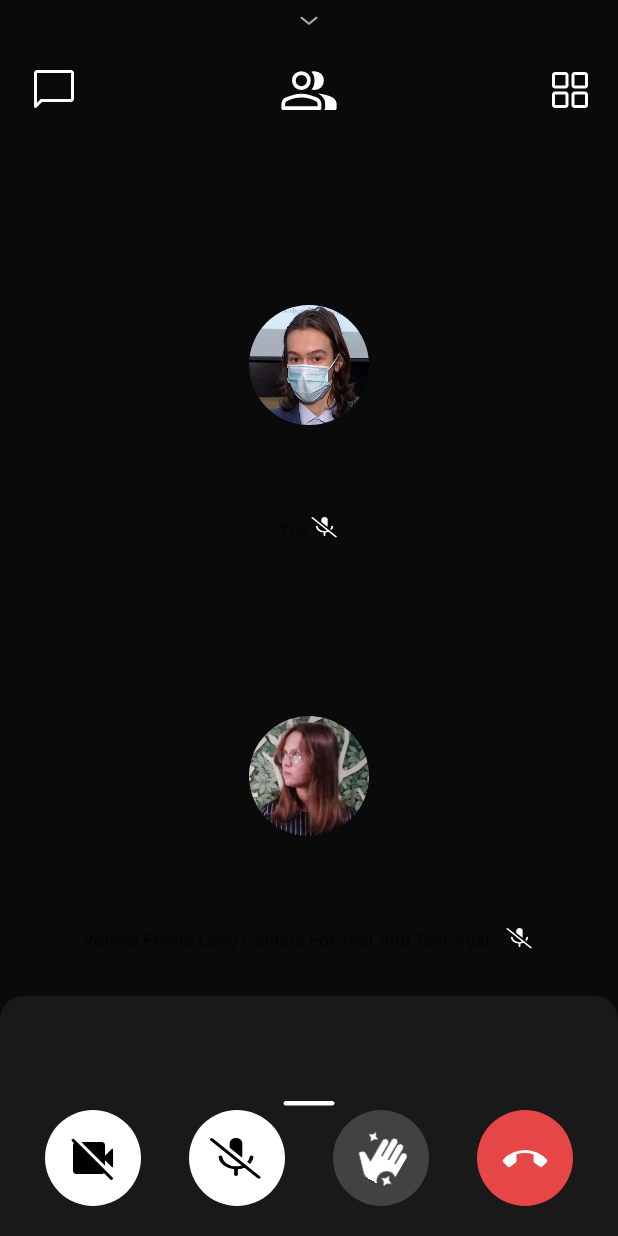
After one commit to Raz0ne/IT-diving, an Android app: the AnotherCallMemberFragment screen opened directly, with no data from a screen before it, on a phone screen of 412 x 824 dp. The commit adds this screen. Run offline under Robolectric (Android 15) with nearby library versions, the phone set to English and light mode, and no system bars; libraries missing offline, so code that uses them is left out: jp.wasabeef.glide; 1 statement that could not run was skipped.

Commit message:
окончательная версия

```diff
--- a/app/build.gradle
+++ b/app/build.gradle
@@ -29,16 +29,22 @@ android {
 
     buildFeatures {
         viewBinding true
+        dataBinding true
     }
 }
 
 dependencies {
+    def fragment_version = "1.5.5"
 
     implementation 'androidx.appcompat:appcompat:1.5.1'
     implementation 'com.google.android.material:material:1.7.0'
     implementation 'androidx.constraintlayout:constraintlayout:2.1.4'
+    implementation "androidx.fragment:fragment:$fragment_version"
     implementation 'com.github.bumptech.glide:glide:4.10.0'
     implementation 'jp.wasabeef:glide-transformations:4.3.0'
+    implementation 'androidx.legacy:legacy-support-v4:1.0.0'
+    implementation 'androidx.lifecycle:lifecycle-livedata-ktx:2.4.1'
+    implementation 'androidx.lifecycle:lifecycle-viewmodel-ktx:2.4.1'
     testImplementation 'junit:junit:4.13.2'
     androidTestImplementation 'androidx.test.ext:junit:1.1.4'
     androidTestImplementation 'androidx.test.espresso:espresso-core:3.5.0'
--- /dev/null
+++ b/app/src/main/java/edu/it_diving/view/AnotherCallMemberFragment.java
@@ -0,0 +1,36 @@
+package edu.it_diving.view;
+
+import android.os.Bundle;
+import android.view.LayoutInflater;
+import android.view.View;
+import android.view.ViewGroup;
+
+import androidx.annotation.NonNull;
+import androidx.annotation.Nullable;
+
+import edu.it_diving.viewModel.AnotherCallMember;
+
+public class AnotherCallMemberFragment extends CallMemberFragment {
+
+    private AnotherCallMember callMember;
+
+    @Override
+    public View onCreateView(@NonNull LayoutInflater inflater, @Nullable ViewGroup container,
+                             @Nullable Bundle savedInstanceState) {
+
+        View v = super.onCreateView(inflater, container, savedInstanceState);
+        callMember.nameViewModel.getNameContainer().observe(getViewLifecycleOwner(),
+                this::changeNameText);
+
+        return v;
+    }
+
+    public void setCallMember(AnotherCallMember callMember) {
+        this.callMember = callMember;
+        super.setCallMember(callMember);
+    }
+
+    private void changeNameText(String newName) {
+        binding.nameTxt.setText(newName);
+    }
+}
--- /dev/null
+++ b/app/src/main/java/edu/it_diving/view/CallMemberFragment.java
@@ -0,0 +1,77 @@
+package edu.it_diving.view;
+
+import android.content.Context;
+import android.os.Bundle;
+
+import androidx.annotation.NonNull;
+import androidx.annotation.Nullable;
+import androidx.fragment.app.Fragment;
+
+import android.view.LayoutInflater;
+import android.view.View;
+import android.view.ViewGroup;
+
+import com.bumptech.glide.Glide;
+import com.bumptech.glide.request.RequestOptions;
+
+import edu.it_diving.databinding.FragmentCallMemberBinding;
+import edu.it_diving.viewModel.CallMember;
+import jp.wasabeef.glide.transformations.BlurTransformation;
+
+public class CallMemberFragment extends Fragment {
+
+    private Context context;
+
+    protected FragmentCallMemberBinding binding;
+    private CallMember callMember;
+
+    public static CallMemberFragment newInstance() {
+        return new CallMemberFragment();
+    }
+
+    @Override
+    public void onAttach(@NonNull Context context) {
+        super.onAttach(context);
+        this.context = context;
+    }
+
+    @Override
+    public View onCreateView(@NonNull LayoutInflater inflater, @Nullable ViewGroup container,
+                             @Nullable Bundle savedInstanceState) {
+        binding = FragmentCallMemberBinding.inflate(inflater, container, false);
+
+        showCallMember();
+
+        return binding.getRoot();
+    }
+
+    public void setCallMember(CallMember callMember) {
+        this.callMember = callMember;
+    }
+
+    public void showCallMember() {
+        if (callMember.getName().length() >= 48) {
+            String limitedName = callMember.getName()
+                    .substring(0, 48) + "...";
+            binding.nameTxt.setText(limitedName);
+        }
+        else
+            binding.nameTxt.setText(callMember.getName());
+
+        if (callMember.getIconBitmap() == null) {
+            binding.iconImg.setImageResource(callMember.getIcon());
+
+            Glide.with(context).load(callMember.getIcon())
+                    .apply(RequestOptions.bitmapTransform(
+                            new BlurTransformation(100, 3))).into(binding.bgImg);
+        }
+        else {
+            Glide.with(context).load(callMember.getIconBitmap()).into(binding.iconImg);
+
+            Glide.with(context).load(callMember.getIconBitmap())
+                    .apply(RequestOptions.bitmapTransform(
+                            new BlurTransformation(100, 3))).into(binding.bgImg);
+        }
+    }
+
+}
--- a/app/src/main/java/edu/it_diving/view/MainActivity.java
+++ b/app/src/main/java/edu/it_diving/view/MainActivity.java
@@ -1,7 +1,5 @@
 package edu.it_diving.view;
 
-import androidx.activity.result.ActivityResult;
-import androidx.activity.result.ActivityResultCallback;
 import androidx.activity.result.ActivityResultLauncher;
 import androidx.activity.result.contract.ActivityResultContracts;
 import androidx.appcompat.app.AppCompatActivity;
--- /dev/null
+++ b/app/src/main/java/edu/it_diving/view/MainCallMemberFragment.java
@@ -0,0 +1,46 @@
+package edu.it_diving.view;
+
+import android.os.Bundle;
+import android.util.Log;
+import android.view.LayoutInflater;
+import android.view.View;
+import android.view.ViewGroup;
+
+import androidx.annotation.NonNull;
+import androidx.annotation.Nullable;
+import androidx.lifecycle.MutableLiveData;
+
+import edu.it_diving.R;
+import edu.it_diving.viewModel.MainCallMember;
+
+public class MainCallMemberFragment extends CallMemberFragment {
+    private MainCallMember callMember;
+
+    @Override
+    public View onCreateView(@NonNull LayoutInflater inflater, @Nullable ViewGroup container,
+                             @Nullable Bundle savedInstanceState) {
+        View v = super.onCreateView(inflater, container, savedInstanceState);
+
+        MutableLiveData<Boolean> x = callMember.micViewModel.getModeContainer();
+        Log.d("Call_Activity", "4");
+        x.observe(getViewLifecycleOwner(),
+                this::changeMicroDrawableRight);
+
+        Log.d("Call_Activity", "4");
+        return v;
+    }
+
+    public void setCallMember(MainCallMember callMember) {
+        this.callMember = callMember;
+        super.setCallMember(callMember);
+    }
+
+    private void changeMicroDrawableRight(boolean mode) {
+        if (mode)
+            binding.nameTxt.setCompoundDrawablesWithIntrinsicBounds(0, 0,
+                    0, 0);
+        else
+            binding.nameTxt.setCompoundDrawablesWithIntrinsicBounds(0, 0,
+                    R.drawable.mic_off_small, 0);
+    }
+}
--- /dev/null
+++ b/app/src/main/java/edu/it_diving/viewModel/AnotherCallMember.java
@@ -0,0 +1,19 @@
+package edu.it_diving.viewModel;
+
+import android.content.Context;
+
+import androidx.annotation.NonNull;
+import androidx.lifecycle.ViewModelProvider;
+import androidx.lifecycle.ViewModelStoreOwner;
+
+public class AnotherCallMember extends  CallMember {
+
+    public NameViewModel nameViewModel;
+
+    public AnotherCallMember(Context context, @NonNull String name, int icon) {
+        super(name, icon);
+
+        nameViewModel = new ViewModelProvider((ViewModelStoreOwner) context)
+                .get(NameViewModel.class);
+    }
+}
--- /dev/null
+++ b/app/src/main/java/edu/it_diving/viewModel/CallMember.java
@@ -0,0 +1,41 @@
+package edu.it_diving.viewModel;
+
+import android.graphics.Bitmap;
+
+import androidx.annotation.NonNull;
+
+public class CallMember {
+    private String name;
+    private int icon;
+    private Bitmap iconBitmap;
+
+    protected CallMember(@NonNull String name, int icon) {
+
+        setName(name);
+        setIcon(icon);
+    }
+
+    private void setName(String name) {
+        this.name = name;
+    }
+
+    public String getName() {
+        return name;
+    }
+
+    public void setIcon(int icon) {
+        this.icon = icon;
+        iconBitmap = null;
+    }
+
+    public void setIcon(Bitmap iconBitmap) { this.iconBitmap = iconBitmap; }
+
+    public int getIcon() {
+        return icon;
+    }
+
+    public Bitmap getIconBitmap() {
+        return iconBitmap;
+    }
+
+}
--- /dev/null
+++ b/app/src/main/java/edu/it_diving/viewModel/MainCallMember.java
@@ -0,0 +1,20 @@
+package edu.it_diving.viewModel;
+
+import android.content.Context;
+
+import androidx.annotation.NonNull;
+import androidx.lifecycle.ViewModelProvider;
+import androidx.lifecycle.ViewModelStoreOwner;
+
+public class MainCallMember extends CallMember {
+    public CameraViewModel cameraViewModel;
+    public MicViewModel micViewModel;
+
+    public MainCallMember(Context context, @NonNull String name, int icon) {
+        super(name, icon);
+
+        cameraViewModel = new ViewModelProvider((ViewModelStoreOwner) context)
+                .get(CameraViewModel.class);
+        micViewModel = new ViewModelProvider((ViewModelStoreOwner) context).get(MicViewModel.class);
+    }
+}
--- a/app/src/main/java/edu/it_diving/viewModel/MicViewModel.java
+++ b/app/src/main/java/edu/it_diving/viewModel/MicViewModel.java
@@ -7,7 +7,7 @@ public class MicViewModel extends ViewModel {
 
     private boolean mode = false;
 
-    private final MutableLiveData<Boolean> observableContainer = new MutableLiveData<Boolean>();
+    private final MutableLiveData<Boolean> observableContainer = new MutableLiveData<>();
 
     public MutableLiveData<Boolean> getModeContainer() {
         return observableContainer;
--- /dev/null
+++ b/app/src/main/java/edu/it_diving/viewModel/NameViewModel.java
@@ -0,0 +1,24 @@
+package edu.it_diving.viewModel;
+
+import androidx.lifecycle.MutableLiveData;
+import androidx.lifecycle.ViewModel;
+
+public class NameViewModel extends ViewModel {
+
+    private String name;
+
+    private final MutableLiveData<String> observableContainer = new MutableLiveData<String>();
+
+    public MutableLiveData<String> getNameContainer() {
+        return observableContainer;
+    }
+
+    public String getName() {
+        return name;
+    }
+
+    public void setName(String name) {
+        this.name = name;
+        observableContainer.setValue(this.name);
+    }
+}
--- a/app/src/main/res/layout/call_main.xml
+++ b/app/src/main/res/layout/call_main.xml
@@ -2,6 +2,7 @@
 <androidx.constraintlayout.widget.ConstraintLayout
     xmlns:android="http://schemas.android.com/apk/res/android"
     xmlns:app="http://schemas.android.com/apk/res-auto"
+    xmlns:tools="http://schemas.android.com/tools"
     android:layout_width="match_parent"
     android:layout_height="match_parent"
     android:background="#0a0a0a">
@@ -64,27 +65,29 @@
 
     </androidx.constraintlayout.widget.ConstraintLayout>
 
-    <include
-        layout="@layout/call_member_layout"
+    <androidx.fragment.app.FragmentContainerView
         android:id="@+id/main_member"
+        android:name="edu.it_diving.view.MainCallMemberFragment"
         android:layout_width="match_parent"
         android:layout_height="250dp"
         android:layout_margin="2dp"
         app:layout_constraintLeft_toLeftOf="parent"
         app:layout_constraintRight_toRightOf="parent"
         app:layout_constraintTop_toBottomOf="@id/upper_panel"
-        app:layout_constraintBottom_toTopOf="@id/another_member" />
+        app:layout_constraintBottom_toTopOf="@id/another_member"
+        tools:layout="@layout/fragment_call_member"/>
 
-    <include
-        layout="@layout/call_member_layout"
+    <androidx.fragment.app.FragmentContainerView
         android:id="@+id/another_member"
+        android:name="edu.it_diving.view.AnotherCallMemberFragment"
         android:layout_width="match_parent"
         android:layout_height="250dp"
         android:layout_margin="2dp"
         app:layout_constraintLeft_toLeftOf="parent"
         app:layout_constraintRight_toRightOf="parent"
         app:layout_constraintTop_toBottomOf="@id/main_member"
-        app:layout_constraintBottom_toTopOf="@id/lower_panel"/>
+        app:layout_constraintBottom_toTopOf="@id/lower_panel"
+        tools:layout="@layout/fragment_call_member" />
 
     <androidx.constraintlayout.widget.ConstraintLayout
         android:id="@+id/lower_panel"
@@ -118,11 +121,11 @@
             android:src="@drawable/videocam_off"
             android:background="@drawable/white_round_button"
             app:layout_constraintStart_toStartOf="parent"
-            app:layout_constraintEnd_toStartOf="@id/micro_btn"
+            app:layout_constraintEnd_toStartOf="@id/mic_btn"
             app:layout_constraintBottom_toBottomOf="parent"/>
 
         <ImageButton
-            android:id="@+id/micro_btn"
+            android:id="@+id/mic_btn"
             android:layout_width="64dp"
             android:layout_height="64dp"
             android:layout_marginHorizontal="16dp"
@@ -143,7 +146,7 @@
             android:src="@drawable/hand_gesture"
             android:background="@drawable/red_round_button"
             android:backgroundTint="@color/cardview_dark_background"
-            app:layout_constraintStart_toEndOf="@id/micro_btn"
+            app:layout_constraintStart_toEndOf="@id/mic_btn"
             app:layout_constraintEnd_toStartOf="@id/call_end_btn"
             app:layout_constraintBottom_toBottomOf="parent"/>
 
--- /dev/null
+++ b/app/src/main/res/layout/fragment_call_member.xml
@@ -0,0 +1,45 @@
+<?xml version="1.0" encoding="utf-8"?>
+
+<androidx.constraintlayout.widget.ConstraintLayout
+    xmlns:app="http://schemas.android.com/apk/res-auto"
+    xmlns:android="http://schemas.android.com/apk/res/android"
+    android:id="@+id/call_member_view"
+    android:layout_width="match_parent"
+    android:layout_height="match_parent">
+
+    <com.google.android.material.imageview.ShapeableImageView
+        android:id="@+id/bg_img"
+        android:scaleType="fitXY"
+        android:layout_width="match_parent"
+        android:layout_height="match_parent"
+        app:shapeAppearanceOverlay="@style/RoundedSquare"
+        android:contentDescription="@string/user_bg_img_desc"
+        app:layout_constraintTop_toTopOf="parent"
+        app:layout_constraintBottom_toBottomOf="parent"
+        app:layout_constraintStart_toStartOf="parent"
+        app:layout_constraintEnd_toEndOf="parent"/>
+
+    <com.google.android.material.imageview.ShapeableImageView
+        android:id="@+id/icon_img"
+        android:layout_width="80dp"
+        android:layout_height="80dp"
+        app:shapeAppearanceOverlay="@style/Circular"
+        android:scaleType="fitXY"
+        android:contentDescription="@string/user_img_desc"
+        app:layout_constraintTop_toTopOf="@id/bg_img"
+        app:layout_constraintBottom_toBottomOf="@id/bg_img"
+        app:layout_constraintStart_toStartOf="@id/bg_img"
+        app:layout_constraintEnd_toEndOf="@id/bg_img"/>
+
+    <TextView
+        android:id="@+id/name_txt"
+        android:layout_width="wrap_content"
+        android:layout_height="wrap_content"
+        android:textSize="12sp"
+        app:drawableEndCompat="@drawable/mic_off_small"
+        app:layout_constraintBottom_toBottomOf="@id/bg_img"
+        android:layout_marginBottom="8dp"
+        app:layout_constraintStart_toStartOf="@id/bg_img"
+        app:layout_constraintEnd_toEndOf="@id/bg_img" />
+
+</androidx.constraintlayout.widget.ConstraintLayout>
```
Also changed, not shown: app/src/main/java/edu/it_diving/model/CallMember.java (deleted, +0 -79 lines), app/src/main/java/edu/it_diving/view/CallActivity.java (+22 -42 lines).
